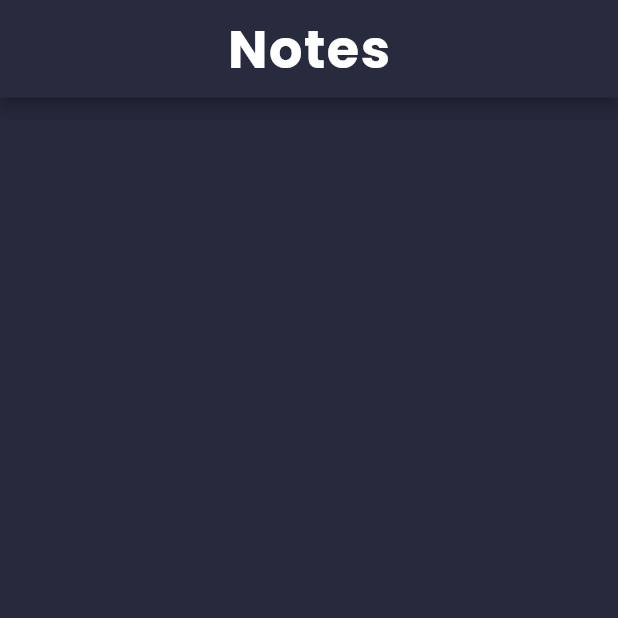
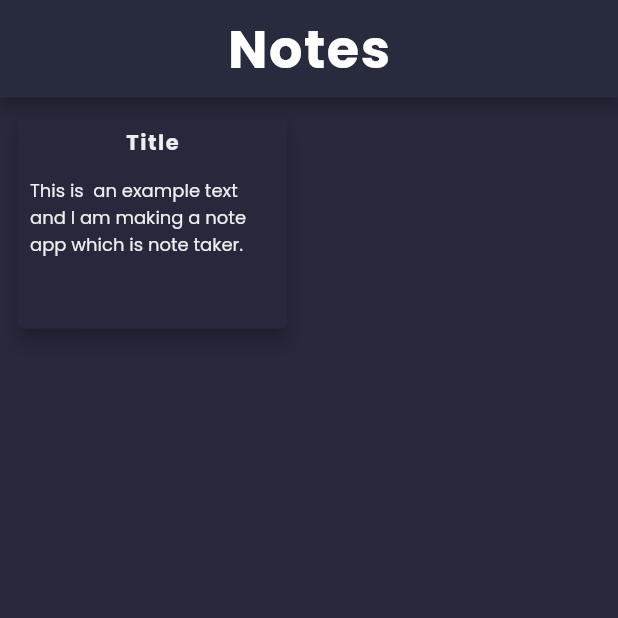
Before and after one commit to rahul-chaudhary/greatest-notes-app, a Flutter app: the screen it shows after launch, on a phone screen of 412 x 824 dp, the top half of it. Run offline on Flutter 3.47's test engine with Material 2 defaults, Android fonts, the phone set to English and light mode, and no system bars; our stand-ins replace google_fonts.

Commit message:
alpha stage

```diff
--- a/lib/homepage.dart
+++ b/lib/homepage.dart
@@ -1,3 +1,5 @@
+import 'dart:ui';
+
 import 'package:flutter/material.dart';
 import 'colors.dart';
 
@@ -10,8 +12,11 @@ class Homepage extends StatefulWidget {
 
 class _HomepageState extends State<Homepage> {
   MyColors clr = MyColors();
+
   @override
   Widget build(BuildContext context) {
+    double scrnWth = MediaQuery.of(context).size.width; //screen width
+
     return Scaffold(
       backgroundColor: clr.clrIndigo,
       appBar: AppBar(
@@ -28,17 +33,56 @@ class _HomepageState extends State<Homepage> {
         centerTitle: true,
       ),
       body: SingleChildScrollView(
+          scrollDirection: Axis.vertical,
           child: Column(
-        children: [
-          Row(
             children: [
-              GestureDetector(
-                child: Container(),
-              )
+              Row(
+                children: [
+                  Padding(
+                    padding: const EdgeInsets.all(8.0),
+                    child: GestureDetector(
+                      child: SizedBox(
+                        width: scrnWth / 2.2,
+                        height: 150,
+                        child: Card(
+                          elevation: 5.0,
+                          color: clr.clrIndigo,
+                          child: Padding(
+                            padding: const EdgeInsets.all(8.0),
+                            child: Column(
+                              children: [
+                                FittedBox(
+                                  fit: BoxFit.fitWidth,
+                                  child: Text(
+                                    "Title",
+                                    style: TextStyle(
+                                      color: clr.clrGreyLight,
+                                      // fontSize: 25.0,
+                                      letterSpacing: 1.0,
+                                      fontWeight: FontWeight.bold,
+                                    ),
+                                  ),
+                                ),
+                                Padding(
+                                  padding: const EdgeInsets.only(top: 12.0),
+                                  child: Text(
+                                      "This is  an example text and I am making a note app which is note taker.",
+                                      style: TextStyle(
+                                        fontSize: 12.0,
+                                        color: clr.clrGreyLight,
+                                      )),
+                                ),
+                              ],
+                            ),
+                          ),
+                        ),
+                      ),
+                    ),
+                  ),
+                ],
+              ),
             ],
-          ),
-        ],
-      )),
+          )),
     );
   }
 }
```
Also changed, not shown: lib/widgets/my_card.dart (added).
